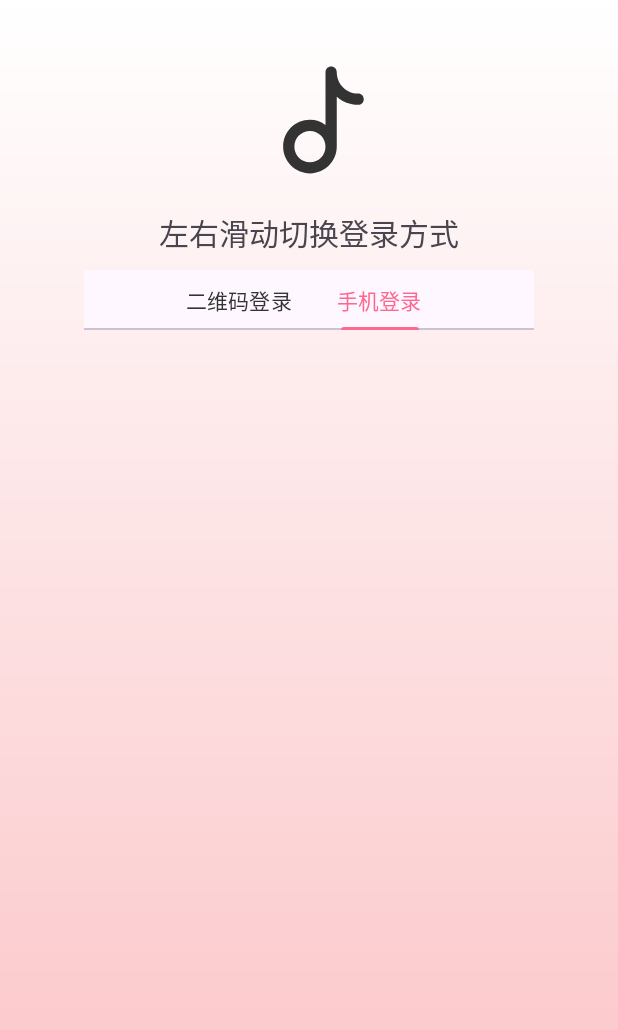
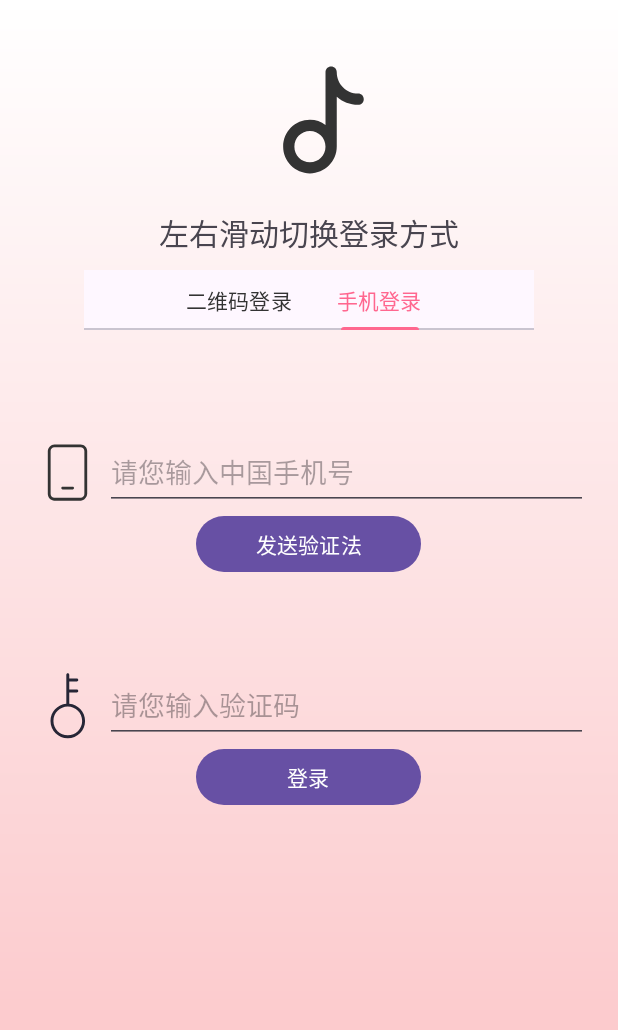
Before and after one commit to lytMoon/NetEmo-CloudMusic, an Android app: the screen it shows after launch (LoginActivity), tab 2 chosen, on a phone screen of 412 x 824 dp. Shown: the top 1030 px of the screen. Run offline under Robolectric (Android 15) with nearby library versions, the phone set to English and light mode, and no system bars; our stand-ins replace data binding.

Commit message:
实现两种登录方法。还没有获得cookie

```diff
--- /dev/null
+++ b/model_login/src/main/res/drawable/codephone.xml
@@ -0,0 +1,9 @@
+<vector xmlns:android="http://schemas.android.com/apk/res/android"
+    android:width="200dp"
+    android:height="200dp"
+    android:viewportWidth="1024"
+    android:viewportHeight="1024">
+  <path
+      android:pathData="M535.9,487.9 L535.9,335.1l103.4,0c11,0 20,-9 20,-20 0,-11 -9,-20 -20,-20L535.9,295.1 535.9,183.1l103.4,0c11,0 20,-9 20,-20 0,-11 -9,-20 -20,-20L535.9,143.1 535.9,91.1c0,-11 -9,-20 -20,-20 -11,0 -20,9 -20,20l0,396.8c-120.8,10.2 -216,111.7 -216,235.1 0,130.1 105.9,236 236,236s236,-105.9 236,-236C751.9,599.7 656.7,498.1 535.9,487.9zM515.9,919c-108.1,0 -196,-87.9 -196,-196 0,-108.1 87.9,-196 196,-196s196,87.9 196,196C711.9,831.1 624,919 515.9,919z"
+      android:fillColor="#272636"/>
+</vector>
--- /dev/null
+++ b/model_login/src/main/res/drawable/phone.xml
@@ -0,0 +1,12 @@
+<vector xmlns:android="http://schemas.android.com/apk/res/android"
+    android:width="200dp"
+    android:height="200dp"
+    android:viewportWidth="1024"
+    android:viewportHeight="1024">
+  <path
+      android:pathData="M584.5,742.4h-140.8c-8.5,0 -17.1,-8.5 -17.1,-17.1s8.5,-17.1 17.1,-17.1h140.8c8.5,0 17.1,8.5 17.1,17.1s-8.5,17.1 -17.1,17.1z"
+      android:fillColor="#333333"/>
+  <path
+      android:pathData="M691.2,896H332.8c-46.9,0 -89.6,-38.4 -89.6,-89.6V217.6C247.5,170.7 285.9,128 332.8,128h358.4c46.9,0 89.6,38.4 89.6,89.6v588.8c-4.3,46.9 -42.7,89.6 -89.6,89.6zM332.8,166.4c-29.9,0 -51.2,25.6 -51.2,51.2v588.8c0,29.9 25.6,51.2 51.2,51.2h358.4c29.9,0 51.2,-25.6 51.2,-51.2V217.6c0,-29.9 -25.6,-51.2 -51.2,-51.2H332.8z"
+      android:fillColor="#333333"/>
+</vector>
--- a/model_login/src/main/res/layout/item_code_login.xml
+++ b/model_login/src/main/res/layout/item_code_login.xml
@@ -4,11 +4,58 @@
     <data>
 
     </data>
+<LinearLayout
+    android:orientation="vertical"
+    android:layout_width="match_parent"
+    android:layout_height="wrap_content">
+    <LinearLayout
+        android:layout_marginTop="50sp"
+        android:orientation="horizontal"
+        android:layout_width="match_parent"
+        android:layout_height="wrap_content">
 
-    <androidx.constraintlayout.widget.ConstraintLayout
+        <ImageView
+            android:src="@drawable/phone"
+            android:layout_width="50sp"
+            android:layout_height="50sp"/>
+        <EditText
+            android:id="@+id/tv_phoneNum"
+            android:layout_width="match_parent"
+            android:hint="@string/chinesephoneNum"
+            android:textSize="18sp"
+            android:layout_height="50sp"/>
+    </LinearLayout>
+
+    <Button
+        android:id="@+id/bt_Button"
+        android:layout_width="150dp"
+        android:layout_height="45dp"
+        android:text="@string/sendCode"
+        android:layout_gravity="center_horizontal"/>
+
+    <LinearLayout
+        android:layout_marginTop="60dp"
+        android:orientation="horizontal"
         android:layout_width="match_parent"
-        android:layout_height="match_parent">
+        android:layout_height="wrap_content">
 
+        <ImageView
+            android:src="@drawable/codephone"
+            android:layout_width="50sp"
+            android:layout_height="50sp"/>
+        <EditText
+            android:id="@+id/tv_code"
+            android:layout_width="match_parent"
+            android:hint="请您输入验证码"
+            android:textSize="18sp"
+            android:layout_height="50sp"/>
+    </LinearLayout>
+    <Button
+        android:layout_width="150dp"
+        android:layout_height="45dp"
+        android:text="@string/enter"
+        android:layout_gravity="center_horizontal"/>
 
-    </androidx.constraintlayout.widget.ConstraintLayout>
+</LinearLayout>
+
 </layout>
--- a/model_login/src/main/res/values/strings.xml
+++ b/model_login/src/main/res/values/strings.xml
@@ -5,4 +5,7 @@
     <string name="pleaseenternumber">输入手机号</string>
     <string name="passwordGet">请输入验证码</string>
     <string name="dianwokanshuoming">点我查看使用说明</string>
+    <string name="chinesephoneNum">请您输入中国手机号</string>
+    <string name="sendCode">发送验证法</string>
+    <string name="enter">登录</string>
 </resources>
```
Also changed, not shown: lib_netWork/src/main/java/com/lytredrock/lib/network/apiService/ApiService.kt (+8 -0 lines), lib_netWork/src/main/java/com/lytredrock/lib/network/apiService/PhoneNumCallBack.kt (added, +15 -0 lines), lib_netWork/src/main/java/com/lytredrock/lib/network/musicData/BannerData.kt (added, +200 -0 lines), lib_netWork/src/main/java/com/lytredrock/lib/network/musicData/CodeNum.kt (added, +13 -0 lines), lib_netWork/src/main/java/com/lytredrock/lib/network/netWorkUtils/NetWorkUtils.kt (+34 -0 lines), model_login/src/main/java/com/lytredrock/model/login/LoginActivity.kt (+17 -0 lines), 22 other files.
